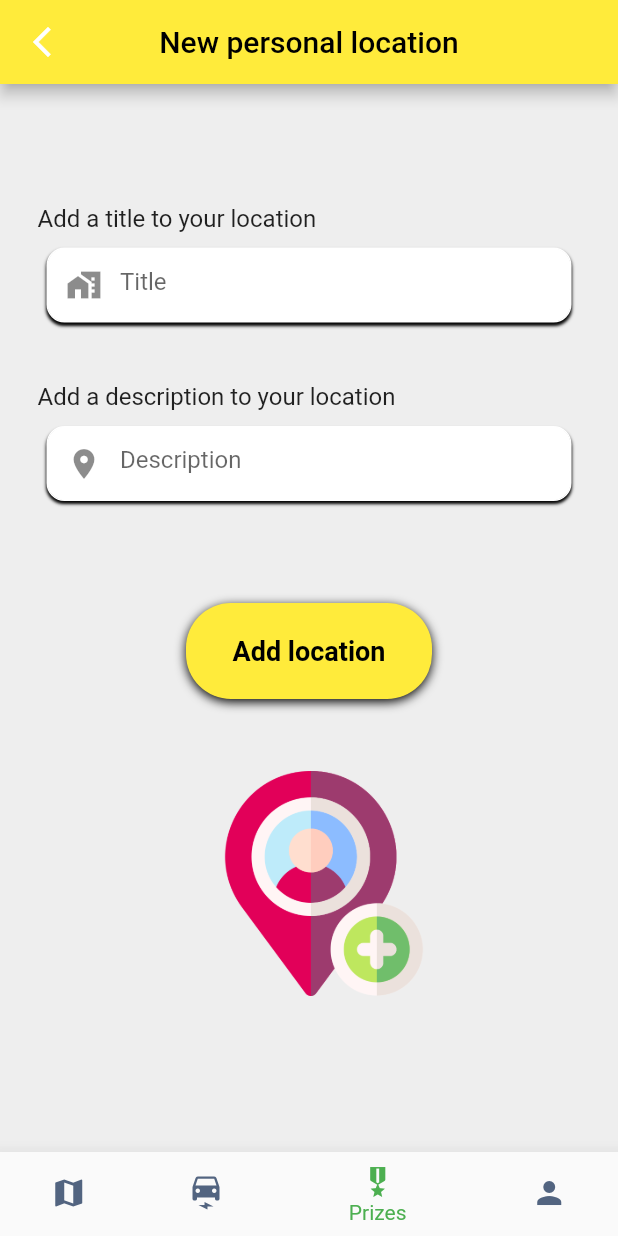
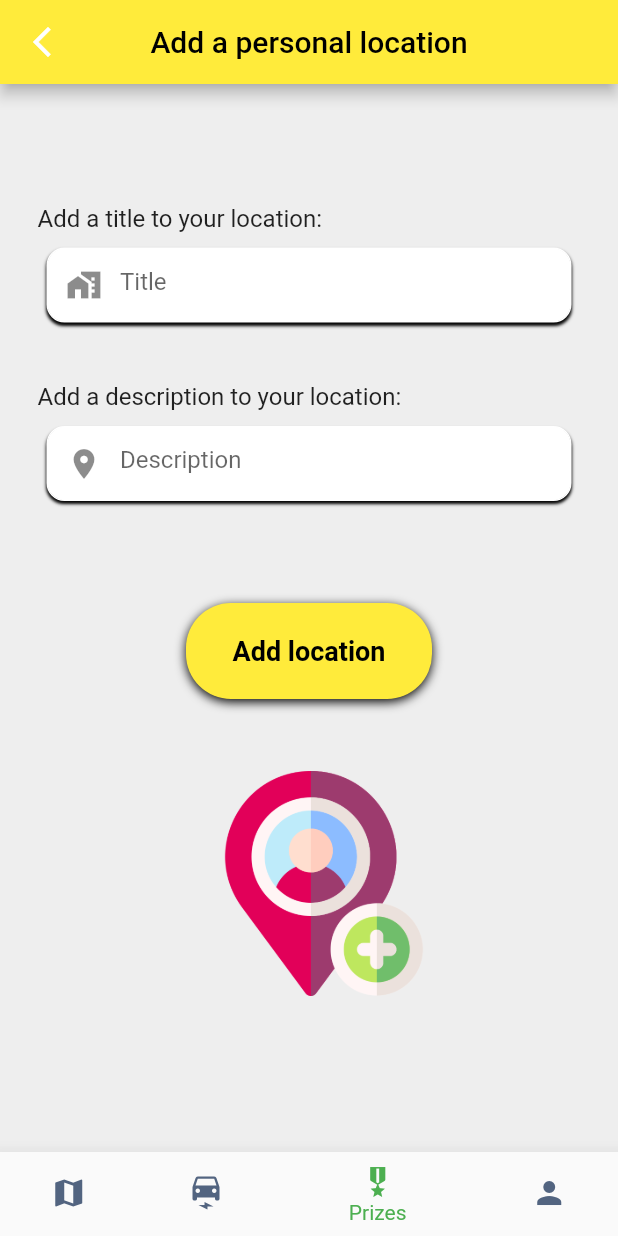
Before and after one commit to davidpb0/ElectriCity_Front, a Flutter app: the BottomBar screen opened by its route, item 3 of the bottom bar chosen, on a phone screen of 412 x 824 dp. Run offline on Flutter 3.47's test engine with Material 2 defaults, Android fonts, the phone set to English and light mode, and no system bars; our stand-ins replace animated_splash_screen, geolocator, google_maps_flutter, lottie, page_transition; missing offline and left inert: flutter_google_places_hoc081098, flutter_polyline_points, google_api_headers, google_maps_webservice; network calls fail; statements that could not run were skipped.

Commit message:
Revert "Feature18 internationalisation"

```diff
--- a/lib/core/controllers/signup_controller.dart
+++ b/lib/core/controllers/signup_controller.dart
@@ -54,7 +54,6 @@ class SignupController {
     }
   }
 
-
   signUp(String email, String pwd, BuildContext ctext) async {
     var data = {
       "username": _username,
--- a/lib/l10n.yaml
+++ /dev/null
@@ -1,3 +0,0 @@
-arb-dir: lib/l10n
-template-arb-file: app_en.arb
-output-localization-file: app_localizations.dart
--- a/lib/main.dart
+++ b/lib/main.dart
@@ -3,7 +3,6 @@ import 'dart:io';
 import 'package:electricity_front/routes/routes.dart';
 import 'package:electricity_front/ui/views/splashscreen.dart';
 import 'package:flutter/material.dart';
-import 'package:flutter_gen/gen_l10n/app_localizations.dart';
 
 import 'core/controllers/mapa_controller.dart';
 
@@ -21,8 +20,6 @@ class MyApp extends StatelessWidget {
   Widget build(BuildContext context) {
     return MaterialApp(
       title: 'Flutter Demo',
-      localizationsDelegates: AppLocalizations.localizationsDelegates,
-      supportedLocales: AppLocalizations.supportedLocales,
       theme: ThemeData(
         primarySwatch: Colors.green,
       ),
@@ -45,7 +42,6 @@ class _MyHomePageState extends State<MyHomePage> {
   @override
   Widget build(BuildContext context) {
     return Scaffold(
-
       appBar: AppBar(
         title: Text(widget.title),
       ),
--- a/lib/ui/components/header_login_component.dart
+++ b/lib/ui/components/header_login_component.dart
@@ -1,5 +1,4 @@
 import 'package:flutter/material.dart';
-import 'package:flutter_gen/gen_l10n/app_localizations.dart';
 
 class HeaderLoginComponent extends StatelessWidget {
   const HeaderLoginComponent({
@@ -34,7 +33,7 @@ class HeaderLoginComponent extends StatelessWidget {
           child: Row(
             children: <Widget>[
               Column(
-                children:  [
+                children: const [
                   Text(
                     "ElectriCity",
                     textAlign: TextAlign.left,
@@ -44,7 +43,7 @@ class HeaderLoginComponent extends StatelessWidget {
                     ),
                   ),
                   Text(
-                    AppLocalizations.of(context).login_welcomeback,
+                    "Welcome back!",
                     textAlign: TextAlign.left,
                     style: TextStyle(
                       color: Colors.white,
--- a/lib/ui/components/info_personal_ubi_form.dart
+++ b/lib/ui/components/info_personal_ubi_form.dart
@@ -1,7 +1,6 @@
 import 'dart:core';
 import 'package:electricity_front/core/controllers/mapa_controller.dart';
 import 'package:flutter/material.dart';
-import 'package:flutter_gen/gen_l10n/app_localizations.dart';
 
 class InfoPersonalUbiForm extends StatelessWidget {
   InfoPersonalUbiForm({super.key});
@@ -16,9 +15,9 @@ class InfoPersonalUbiForm extends StatelessWidget {
       appBar: AppBar(
         centerTitle: true,
         backgroundColor: Colors.yellow,
-        title: Text(
-          AppLocalizations.of(context).personallocation_header,
-          style: const TextStyle(fontSize: 20, color: Colors.black),
+        title: const Text(
+          "Add a personal location",
+          style: TextStyle(fontSize: 20, color: Colors.black),
         ),
         automaticallyImplyLeading: false,
         leading: IconButton(
@@ -35,11 +34,11 @@ class InfoPersonalUbiForm extends StatelessWidget {
             Column(children: [
               const SizedBox(height: 80, width: 500),
               Row(
-                children: [
-                  const SizedBox(width: 25),
+                children: const [
+                  SizedBox(width: 25),
                   Text(
-                    AppLocalizations.of(context).personallocation_addtitle,
-                    style: const TextStyle(
+                    "Add a title to your location:",
+                    style: TextStyle(
                       fontSize: 16,
                     ),
                   ),
@@ -61,19 +60,19 @@ class InfoPersonalUbiForm extends StatelessWidget {
                 width: 350,
                 child: TextField(
                   controller: titolTextController,
-                  decoration: InputDecoration(
-                      prefixIcon: const Icon(Icons.maps_home_work),
+                  decoration: const InputDecoration(
+                      prefixIcon: Icon(Icons.maps_home_work),
                       border: InputBorder.none,
-                      hintText: AppLocalizations.of(context).personallocation_title),
+                      hintText: "Title"),
                 ),
               ),
               const SizedBox(height: 40),
               Row(
-                children:  [
-                  const SizedBox(width: 25),
+                children: const [
+                  SizedBox(width: 25),
                   Text(
-                    AppLocalizations.of(context).personallocation_adddescription,
-                    style: const TextStyle(
+                    "Add a description to your location:",
+                    style: TextStyle(
                       fontSize: 16,
                     ),
                   ),
@@ -95,10 +94,10 @@ class InfoPersonalUbiForm extends StatelessWidget {
                 width: 350,
                 child: TextField(
                   controller: telefTextController,
-                  decoration:  InputDecoration(
-                      prefixIcon: const Icon(Icons.location_on),
+                  decoration: const InputDecoration(
+                      prefixIcon: Icon(Icons.location_on),
                       border: InputBorder.none,
-                      hintText: AppLocalizations.of(context).personallocation_description),
+                      hintText: "Description"),
                 ),
               ),
               const SizedBox(height: 60),
@@ -126,10 +125,10 @@ class InfoPersonalUbiForm extends StatelessWidget {
                         color: Colors.yellow,
                         borderRadius: BorderRadius.circular(30),
                       ),
-                      child:  Center(
+                      child: const Center(
                           child: Text(
-                            AppLocalizations.of(context).personallocation_submit,
-                        style: const TextStyle(
+                        'Add location',
+                        style: TextStyle(
                           color: Colors.black,
                           fontWeight: FontWeight.bold,
                           fontSize: 18,
--- a/lib/ui/components/navigation_bar.dart
+++ b/lib/ui/components/navigation_bar.dart
@@ -1,6 +1,5 @@
 import 'package:electricity_front/ui/views/profilepage.dart';
 import 'package:flutter/material.dart';
-import 'package:flutter_gen/gen_l10n/app_localizations.dart';
 
 import '../views/listpage.dart';
 import '../views/mapa.dart';
@@ -41,11 +40,11 @@ class BottomBarState extends State<BottomBar> {
         selectedItemColor: Colors.green,
         unselectedItemColor: const Color(0xFF526480),
         currentIndex: _selectedIndex,
-        items:  [
-          BottomNavigationBarItem(icon: Icon(Icons.map), label: AppLocalizations.of(context).homepage_map),
-          BottomNavigationBarItem(icon: Icon(Icons.electric_car), label: AppLocalizations.of(context).homepage_stations),
-          BottomNavigationBarItem(icon: Icon(Icons.military_tech), label: AppLocalizations.of(context).homepage_prizes),
-          BottomNavigationBarItem(icon: Icon(Icons.person), label: AppLocalizations.of(context).homepage_profile)
+        items: const [
+          BottomNavigationBarItem(icon: Icon(Icons.map), label: "Map"),
+          BottomNavigationBarItem(icon: Icon(Icons.electric_car), label: "Mobility"),
+          BottomNavigationBarItem(icon: Icon(Icons.military_tech), label: "Prizes"),
+          BottomNavigationBarItem(icon: Icon(Icons.person), label: "Profile")
         ],
       ),
     );
--- a/lib/ui/views/mapa.dart
+++ b/lib/ui/views/mapa.dart
@@ -109,6 +109,8 @@ class GoogleMapaState extends State<GoogleMapa> {
                 icon: bicingMarker,
                 onTap: () {
                   setState(() {
+                    deleteMarker("origin");
+                    deleteMarker("destination");
                     info = InfoBicingStationWindow(
                         belec: bicingStationList[i].electrical,
                         bmech: bicingStationList[i].mechanical,
@@ -169,13 +171,13 @@ class GoogleMapaState extends State<GoogleMapa> {
           },
           onTap: (latlang) {
             setState(() {
-              deleteMarker('origin');
-              deleteMarker('destination');
               info = Container();
               form = Container();
               top = const DefaultHeader(size: Size(100.0, 100.0));
               _polylines.clear();
               polylineCoordinates.clear();
+              deleteMarker('origin');
+              deleteMarker('destination');
             });
           },
           markers: _markers,
--- a/pubspec.yaml
+++ b/pubspec.yaml
@@ -31,9 +31,6 @@ environment:
 dependencies:
   flutter:
     sdk: flutter
-  flutter_localizations: # Add this line
-    sdk: flutter
-  intl: ^0.17.0
 
 
   # The following adds the Cupertino Icons font to your application.
@@ -72,7 +69,6 @@ dev_dependencies:
 
 # The following section is specific to Flutter packages.
 flutter:
-  generate: true
 
   # The following line ensures that the Material Icons font is
   # included with your application, so that you can use the icons in
```
Also changed, not shown: lib/l10n/app_en.arb (deleted, +0 -40 lines), lib/l10n/app_es.arb (deleted, +0 -41 lines), lib/ui/views/loginpage.dart (+14 -16 lines), lib/ui/views/profilepage.dart (+24 -25 lines), lib/ui/views/routepage.dart (+8 -12 lines), lib/ui/views/signuppage.dart (+10 -11 lines).
